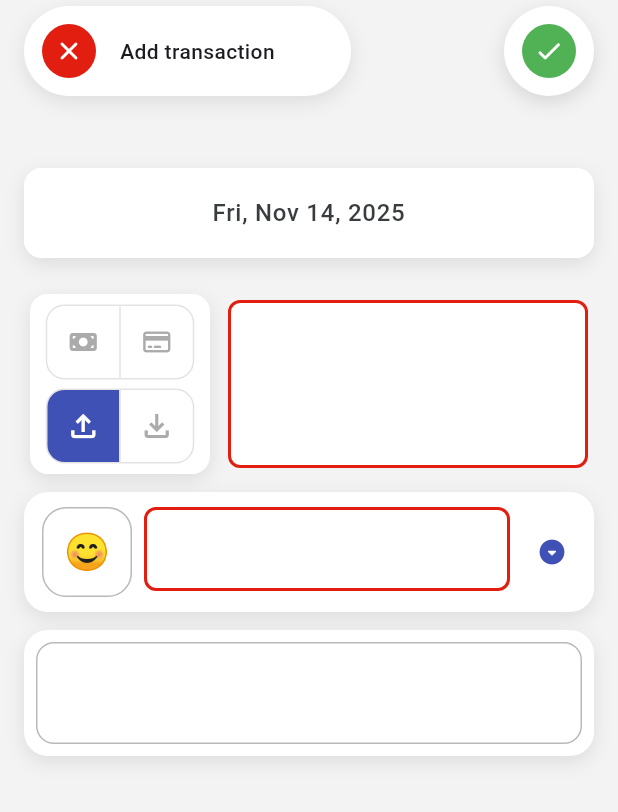
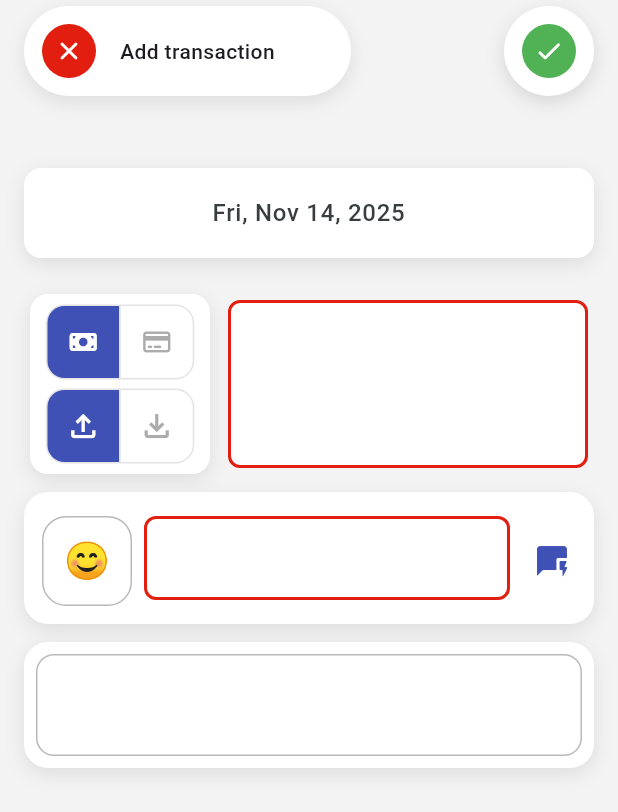
Before and after one commit to watsharapat/kept_aom, a Flutter app: the AddTransactionPage screen opened by its route, after a tap on the "done" icon, on a phone screen of 412 x 824 dp. Shown: the top 812 px of the screen. Run offline on Flutter 3.47's test engine with Material 3 defaults, Android fonts, the phone set to English and light mode, and no system bars; our stand-ins replace decimal, emoji_picker_flutter, flutter_riverpod, flutter_slidable, flutter_svg, font_awesome_flutter and 7 more; accounts and stored records are empty; network calls fail.

Commit message:
update 14/11

```diff
--- a/lib/viewmodels/quick_title_provider.dart
+++ b/lib/viewmodels/quick_title_provider.dart
@@ -58,7 +58,7 @@ class QuickTitlesProvider extends ChangeNotifier {
       // Insert the new quick title into the database
       final response = await _supabase
           .from('quick_title')
-          .insert(quicktitle.toJson())
+          .insert(quicktitle.toJsonWithoutId())
           .select();
 
       if (response.isNotEmpty) {
@@ -84,7 +84,7 @@ class QuickTitlesProvider extends ChangeNotifier {
       // Update the quick title in the database
       final response = await _supabase
           .from('quick_title')
-          .update(quicktitle.toJson())
+          .update(quicktitle.toJsonWithoutId())
           .eq('id', quicktitle.id!)
           .eq('user_id', userId)
           .select();
--- a/lib/viewmodels/transaction_provider.dart
+++ b/lib/viewmodels/transaction_provider.dart
@@ -53,7 +53,7 @@ class TransactionProvider extends ChangeNotifier {
       // หากข้อมูลผ่านการตรวจสอบแล้ว ดำเนินการส่งข้อมูล
       final response = await _supabase
           .from('transactions')
-          .insert(transaction.toJson())
+          .insert(transaction.toJsonWithoutId())
           .single();
 
       final insertedTransaction = Transaction.fromJson(response);
@@ -93,7 +93,7 @@ class TransactionProvider extends ChangeNotifier {
       }
       await _supabase
           .from('transactions')
-          .update(updated.toJson())
+          .update(updated.toJsonWithoutId())
           .eq('user_id', userId)
           .eq('id', updated.id!);
       await fetchTransactions();
--- a/lib/views/pages/home_page/add_transaction_page/add_transaction_page.dart
+++ b/lib/views/pages/home_page/add_transaction_page/add_transaction_page.dart
@@ -30,7 +30,7 @@ class _AddTransactionPageState extends ConsumerState<AddTransactionPage> {
   bool _amountInvalid = false;
   bool _titleInvalid = false;
   int _paymentType = 1;
-  late int _categoryId;
+  int? _categoryId = null;
   DateTime _date = DateTime.now();
   int _typeId = 1;
   String _title = '';
@@ -218,10 +218,10 @@ class _AddTransactionPageState extends ConsumerState<AddTransactionPage> {
                         date: _date,
                         amount: _amount,
                         typeId: _typeId,
-                        title: "$_emoji $_title",
+                        title: _title,
                         description: _description,
                         paymentType: _paymentType,
-                        icon: '',
+                        icon: _emoji,
                         categoryId: _categoryId,
                       ),
                     );
@@ -295,11 +295,11 @@ class _AddTransactionPageState extends ConsumerState<AddTransactionPage> {
                           // height: 48,
                           // width: 100,
                           child: CustomToggleButton(
-                            selectedIndex: _paymentType + 1,
+                            selectedIndex: _paymentType - 1,
                             colors: [Theme.of(context).primaryColor],
                             onSelectionChanged: (int value) {
                               setState(() {
-                                _paymentType = value - 1;
+                                _paymentType = value + 1;
                               });
                             },
                             icons: const [
@@ -405,8 +405,8 @@ class _AddTransactionPageState extends ConsumerState<AddTransactionPage> {
                         ]
                       : []),
               padding:
-                  const EdgeInsets.only(left: 12, bottom: 4, top: 4, right: 8),
-              height: 80,
+                  const EdgeInsets.only(left: 12, bottom: 4, top: 8, right: 8),
+              height: 88,
               child: Row(
                 children: [
                   Container(
--- a/lib/views/pages/home_page/add_transaction_page/quick_title_button.dart
+++ b/lib/views/pages/home_page/add_transaction_page/quick_title_button.dart
@@ -18,7 +18,10 @@ class QuickTitleButton extends ConsumerWidget {
     return IconButton(
       padding: const EdgeInsets.symmetric(horizontal: 8, vertical: 4),
       onPressed: () => _showQuickTitleSheet(context, ref),
-      icon: const Icon(Icons.arrow_drop_down_circle_rounded),
+      icon: const Icon(
+        Icons.quickreply_rounded,
+        size: 24,
+      ),
     );
   }
 
```
Also changed, not shown: lib/models/quick_title_model.dart (+9 -0 lines), lib/models/transaction_model.dart (+17 -3 lines), lib/views/pages/edit_transaction_page.dart (+8 -6 lines), lib/views/pages/quick_titles_page.dart (+37 -22 lines), lib/views/pages/transactions_page/transaction_calendar_view.dart (+32 -12 lines), lib/views/pages/transactions_page/transaction_list_view.dart (+26 -11 lines).
